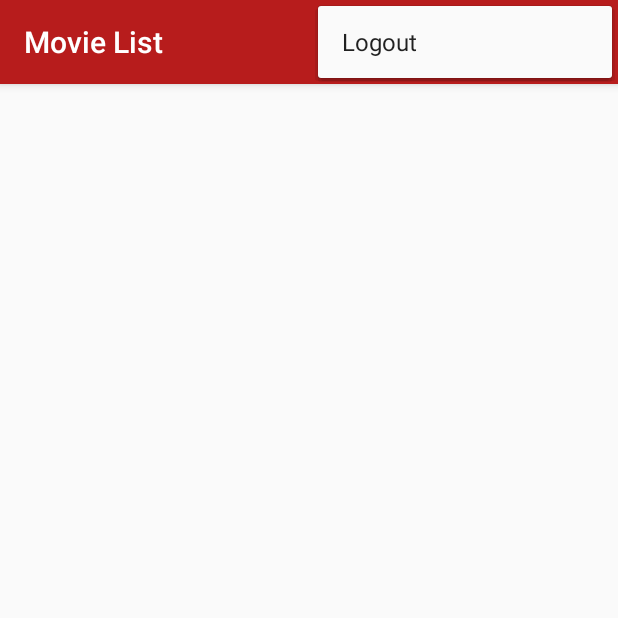
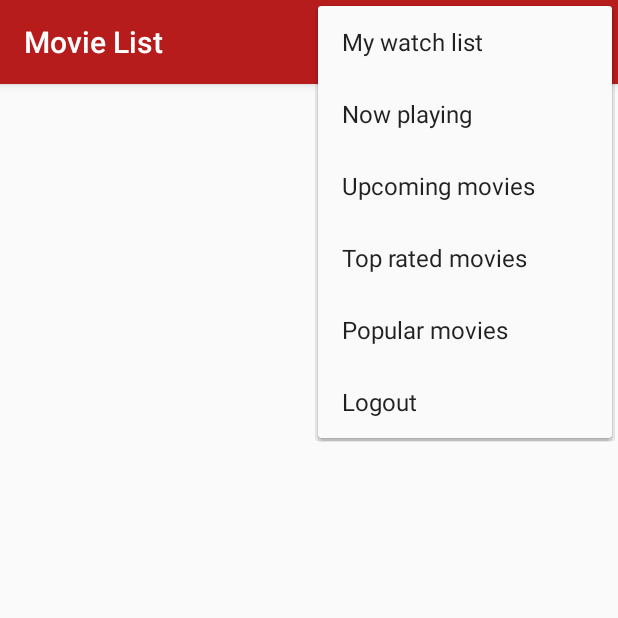
Before and after one commit to marvinhosea/android-bootcamp, an Android app: the MovieListFragment screen opened directly, with no data from a screen before it, with the options menu open, on a phone screen of 412 x 824 dp, the top half of it. Run offline under Robolectric (Android 15) with nearby library versions, the phone set to English and light mode, and no system bars; pictures from the network do not load; 3 statements that could not run were skipped.

Commit message:
Added my watch list

```diff
--- a/week-four/app/src/main/java/pro/marvinhosea/movielist/data/local/MovieDatabase.kt
+++ b/week-four/app/src/main/java/pro/marvinhosea/movielist/data/local/MovieDatabase.kt
@@ -7,7 +7,7 @@ import androidx.room.RoomDatabase
 import pro.marvinhosea.movielist.data.local.dao.MovieDao
 import pro.marvinhosea.movielist.data.models.Movie
 
-@Database(entities = [Movie::class], version = 3, exportSchema = false)
+@Database(entities = [Movie::class], version = 5, exportSchema = false)
 abstract class MovieDatabase : RoomDatabase() {
     abstract fun movieDao(): MovieDao
 
--- a/week-four/app/src/main/java/pro/marvinhosea/movielist/data/local/dao/MovieDao.kt
+++ b/week-four/app/src/main/java/pro/marvinhosea/movielist/data/local/dao/MovieDao.kt
@@ -17,4 +17,7 @@ interface MovieDao {
 
     @Update
     suspend fun updateMovie(movie: Movie)
+
+    @Query("SELECT * FROM movies WHERE userName = :userName AND inWatchList = :inWatchlist")
+    suspend fun fetchMyWatchlistMovies(userName: String, inWatchlist: Boolean): List<Movie>
 }
--- a/week-four/app/src/main/java/pro/marvinhosea/movielist/data/models/Movie.kt
+++ b/week-four/app/src/main/java/pro/marvinhosea/movielist/data/models/Movie.kt
@@ -12,7 +12,7 @@ data class Movie(
     val name: String,
     val summary: String,
     val rate: Double,
-    val posterLink: String,
+    val posterLink: String? = null,
     val releaseDate: String,
     var inWatchList: Boolean = false,
     var userName: String
--- a/week-four/app/src/main/java/pro/marvinhosea/movielist/data/models/response/Result.kt
+++ b/week-four/app/src/main/java/pro/marvinhosea/movielist/data/models/response/Result.kt
@@ -2,14 +2,14 @@ package pro.marvinhosea.movielist.data.models.response
 
 data class Result(
     val adult: Boolean,
-    val backdrop_path: String,
+    val backdrop_path: String?,
     val genre_ids: List<Int>,
     val id: Int,
     val original_language: String,
     val original_title: String,
     val overview: String,
     val popularity: Double,
-    val poster_path: String,
+    val poster_path: String?,
     val release_date: String,
     val title: String,
     val video: Boolean,
--- a/week-four/app/src/main/java/pro/marvinhosea/movielist/networking/RemoteServiceApi.kt
+++ b/week-four/app/src/main/java/pro/marvinhosea/movielist/networking/RemoteServiceApi.kt
@@ -5,6 +5,15 @@ import retrofit2.http.GET
 import retrofit2.http.*
 
 interface RemoteServiceApi {
+    @GET("movie/upcoming")
+    suspend fun getUpcomingMovies(@Query("api_key") apiKey: String): GetMoviesResponse
+
     @GET("movie/popular")
-    suspend fun getUpcomingMovies(@Query("api_key") apiKey: String): GetMoviesResponse
+    suspend fun getPopularMovies(@Query("api_key") apiKey: String): GetMoviesResponse
+
+    @GET("movie/now_playing")
+    suspend fun getNowPlayingMovies(@Query("api_key") apiKey: String): GetMoviesResponse
+
+    @GET("movie/top_rated")
+    suspend fun getTopRatedMovies(@Query("api_key") apiKey: String): GetMoviesResponse
 }
--- a/week-four/app/src/main/java/pro/marvinhosea/movielist/repository/MoviesRepository.kt
+++ b/week-four/app/src/main/java/pro/marvinhosea/movielist/repository/MoviesRepository.kt
@@ -1,7 +1,6 @@
 package pro.marvinhosea.movielist.repository
 
 import android.content.Context
-import androidx.lifecycle.LiveData
 import pro.marvinhosea.movielist.data.models.Movie
 import pro.marvinhosea.movielist.data.local.dao.MovieDao
 import pro.marvinhosea.movielist.data.local.MovieDatabase
@@ -33,4 +32,8 @@ class MoviesRepository(context: Context) {
     suspend fun addMovieToWatchList(movie: Movie) {
         movieDao.updateMovie(movie)
     }
+
+    suspend fun getMyMoviesWatchlist(userName: String, inWatchlist: Boolean = true): List<Movie> {
+        return movieDao.fetchMyWatchlistMovies(userName, inWatchlist)
+    }
 }
--- a/week-four/app/src/main/res/menu/menu_main.xml
+++ b/week-four/app/src/main/res/menu/menu_main.xml
@@ -1,6 +1,30 @@
 <?xml version="1.0" encoding="utf-8"?>
 <menu xmlns:android="http://schemas.android.com/apk/res/android"
     xmlns:app="http://schemas.android.com/apk/res-auto">
+
+    <item
+        android:id="@+id/watch_list"
+        android:title="@string/my_watch_list"
+        app:showAsAction="never" />
+    <item
+        android:id="@+id/now_playing"
+        android:title="@string/now_playing"
+        app:showAsAction="never" />
+
+    <item
+        android:id="@+id/upcoming_movies"
+        android:title="@string/upcoming_movies"
+        app:showAsAction="never" />
+
+    <item
+        android:id="@+id/top_rate"
+        android:title="@string/top_rated"
+        app:showAsAction="never" />
+
+    <item
+        android:id="@+id/popular_movies"
+        android:title="@string/popular_movies"
+        app:showAsAction="never" />
 
     <item
         android:id="@+id/logout_menu"
--- a/week-four/app/src/main/res/values/strings.xml
+++ b/week-four/app/src/main/res/values/strings.xml
@@ -39,4 +39,10 @@
     <string name="addMovieSummary">Movie summary</string>
     <string name="addMoviePostLink">Movie poster link</string>
     <string name="movie_name_text">Movie title</string>
+    <string name="my_watch_list">My watch list</string>
+    <string name="latest_movies">Latest Movies</string>
+    <string name="now_playing">Now playing</string>
+    <string name="top_rated">Top rated movies</string>
+    <string name="popular_movies">Popular movies</string>
+    <string name="upcoming_movies">Upcoming movies</string>
 </resources>
```
Also changed, not shown: week-four/app/src/main/java/pro/marvinhosea/movielist/networking/RemoteApi.kt (+24 -0 lines), week-four/app/src/main/java/pro/marvinhosea/movielist/ui/movies/MainActivity.kt (+0 -15 lines), week-four/app/src/main/java/pro/marvinhosea/movielist/ui/movies/MovieListFragment.kt (+28 -13 lines), week-four/app/src/main/java/pro/marvinhosea/movielist/ui/movies/MovieViewModel.kt (+10 -0 lines), week-four/app/src/main/java/pro/marvinhosea/movielist/ui/movies/show/MovieDetailActivity.kt (+3 -4 lines).
